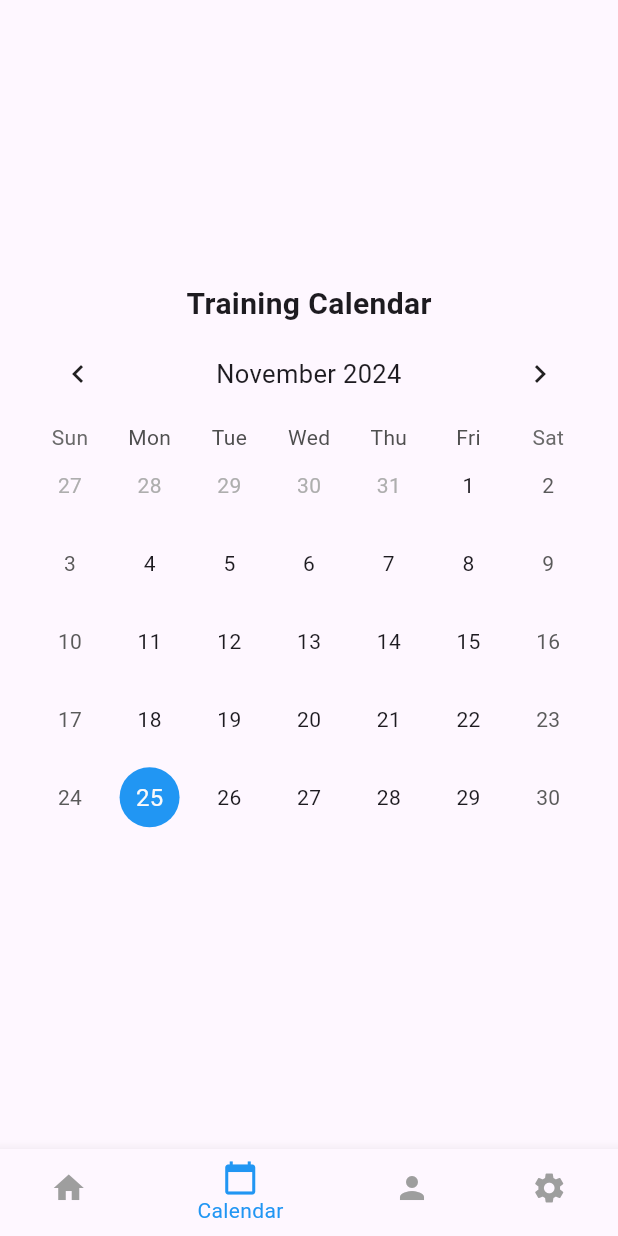
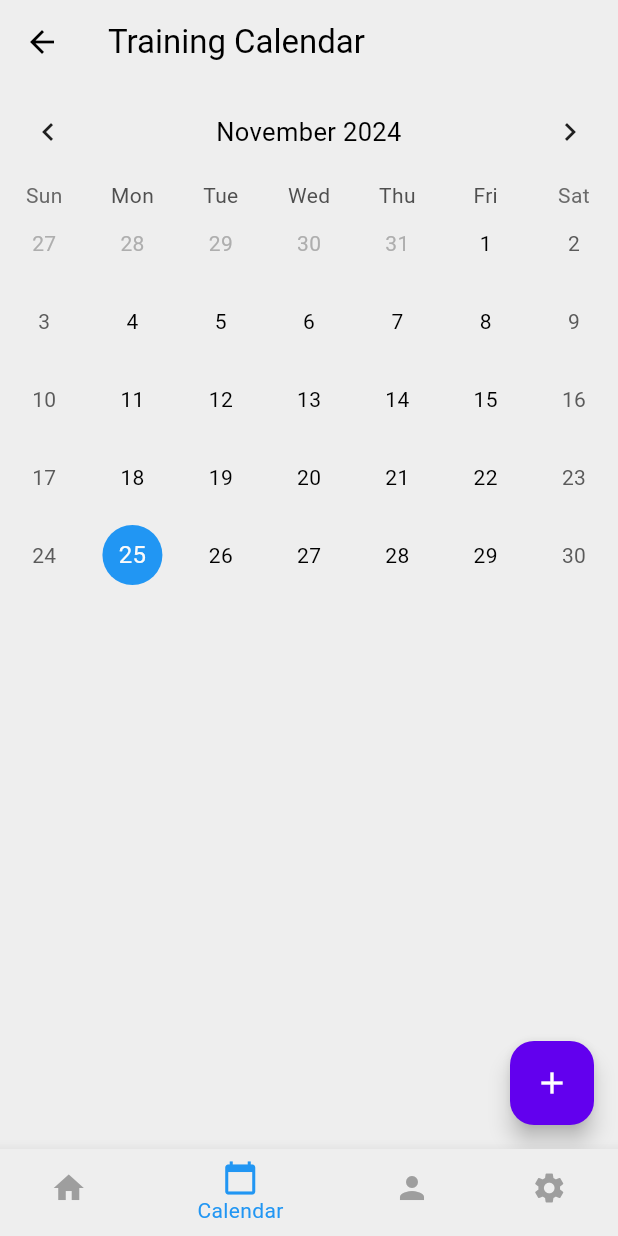
Before and after one commit to Masuxd/TrainingTracker, a Flutter app: the MainLayout screen opened directly, on a phone screen of 412 x 824 dp. Run offline on Flutter 3.47's test engine with Material 3 defaults, Android fonts, the phone set to English and light mode, and no system bars; drawn by our look-alikes of table_calendar; our stand-ins replace flutter_login, flutter_secure_storage, font_awesome_flutter; accounts and stored records are empty.

Commit message:
Added working calendar and settings

```diff
--- a/frontend/lib/calendar_screen.dart
+++ b/frontend/lib/calendar_screen.dart
@@ -36,13 +36,14 @@ class CalendarScreen extends StatelessWidget {
   Widget build(BuildContext context) {
     final calendarState = Provider.of<CalendarScreenState>(context);
 
-    return Padding(
-      padding: const EdgeInsets.all(20),
-      child: Column(
-        mainAxisAlignment: MainAxisAlignment.center,
+    return Scaffold(
+      appBar: AppBar(
+        title: const Text('Training Calendar'),
+      ),
+      body:
+      Column(
+        mainAxisAlignment: MainAxisAlignment.start,
         children: [
-          const Text('Training Calendar',
-              style: TextStyle(fontSize: 20, fontWeight: FontWeight.bold)),
           TableCalendar(
             headerStyle: const HeaderStyle(
                 formatButtonVisible: false, titleCentered: true),
@@ -68,6 +69,12 @@ class CalendarScreen extends StatelessWidget {
           const SizedBox(height: 20),
         ],
       ),
+      floatingActionButton: FloatingActionButton(
+        onPressed: () {
+          Navigator.pushNamed(context, '/add-training');
+        },
+        child: const Icon(Icons.add),
+      ),
     );
   }
 }
--- /dev/null
+++ b/frontend/lib/theme.dart
@@ -0,0 +1,15 @@
+import 'package:flutter/material.dart';
+
+ThemeData lightMode = ThemeData(
+  brightness: Brightness.light,
+  colorScheme: ColorScheme.light(
+    surface: Colors.grey.shade200,
+  ),
+);
+
+ThemeData darkMode = ThemeData(
+  brightness: Brightness.dark,
+  colorScheme: ColorScheme.dark(
+    surface: Colors.grey.shade800,
+  ),
+);
--- /dev/null
+++ b/frontend/lib/theme_provider.dart
@@ -0,0 +1,23 @@
+import 'package:flutter/material.dart';
+import 'theme.dart';
+
+
+class ThemeProvider with ChangeNotifier {
+  ThemeData _themeData = lightMode;
+
+  ThemeData get themeData => _themeData;
+
+  set themeData(ThemeData themeData) {
+    _themeData = themeData;
+    notifyListeners();
+  }
+
+  void toggleTheme() {
+    if (_themeData == lightMode) {
+      _themeData = darkMode;
+    } else {
+      _themeData = lightMode;
+    }
+    notifyListeners(); // Notify listeners of the theme change
+  }
+}
--- a/frontend/pubspec.yaml
+++ b/frontend/pubspec.yaml
@@ -13,6 +13,9 @@ dependencies:
     sdk: flutter
   provider: ^6.1.2
   table_calendar: ^3.1.2
+
+
+
 
   http: ^1.2.2
   flutter_secure_storage: ^9.2.2
```
Also changed, not shown: frontend/lib/main.dart (+9 -1 lines), frontend/lib/settings_screen.dart (+118 -5 lines).
